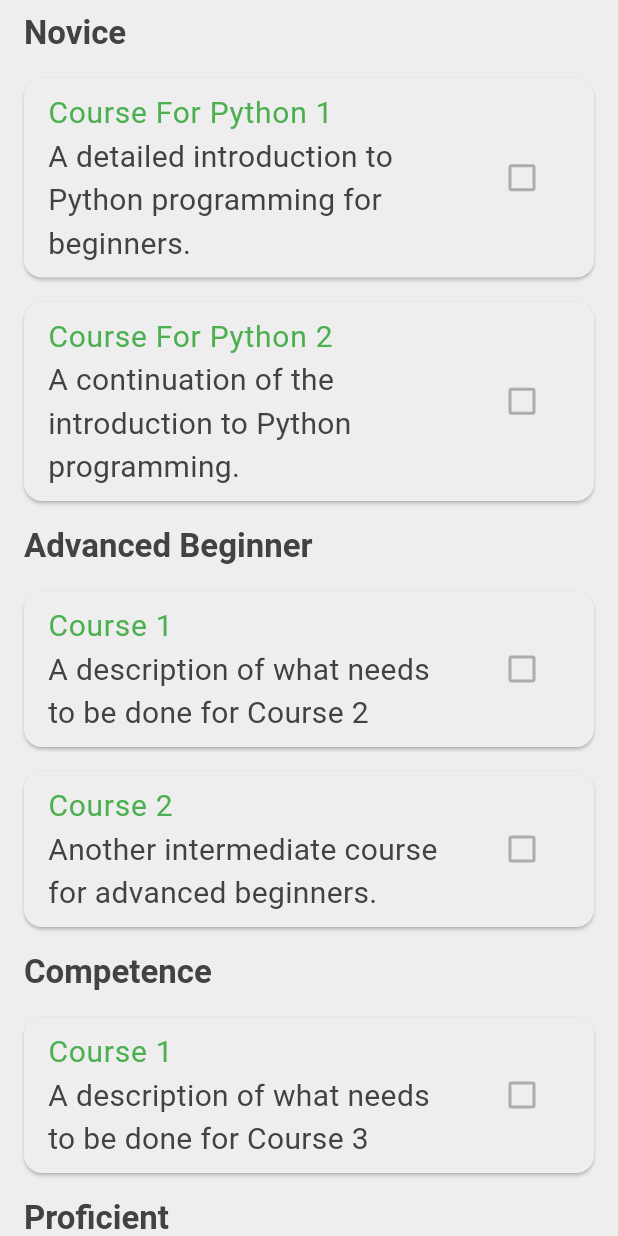
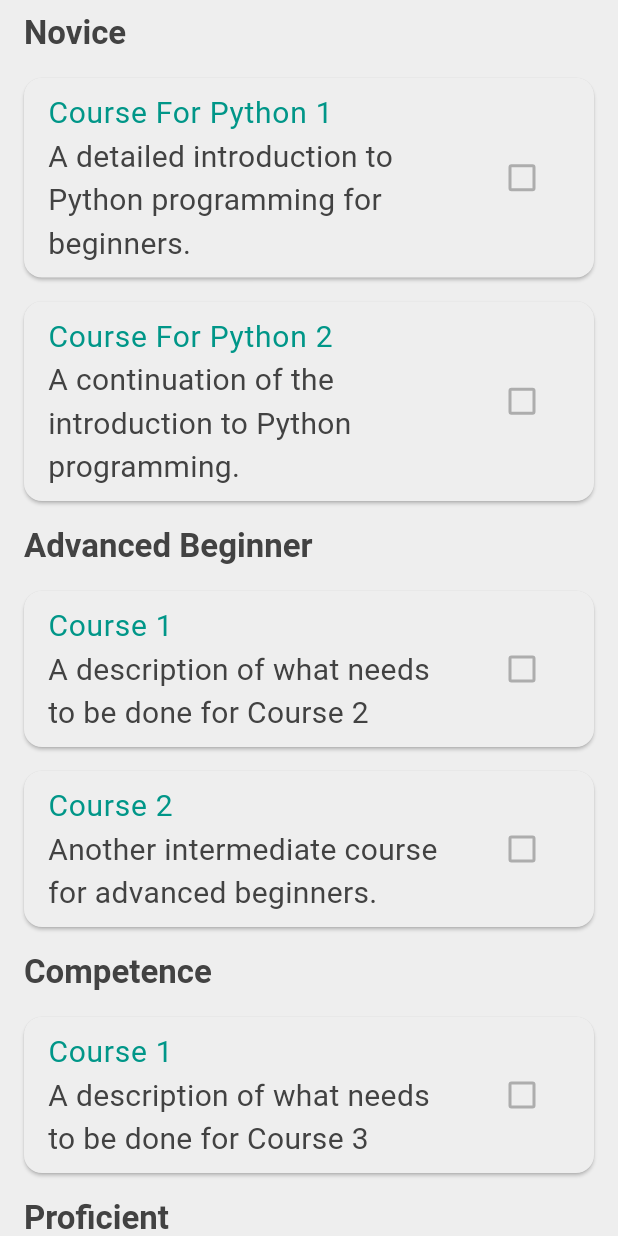
Before and after one commit to A-taraxia/quiz_app, a Flutter app: the CoursesContainer screen opened directly, on a phone screen of 412 x 824 dp. Run offline on Flutter 3.47's test engine with Material 3 defaults, Android fonts, the phone set to English and light mode, and no system bars; our stand-ins replace cloud_firestore, firebase_auth, firebase_core; accounts and stored records are empty; network calls fail.

Commit message:
Color of Course Title

```diff
--- a/lib/containers/courses_container.dart
+++ b/lib/containers/courses_container.dart
@@ -103,7 +103,7 @@ class _CoursesContainerState extends State<CoursesContainer> {
       child: ListTile(
         title: Text(
           course['title']!,
-          style: Theme.of(context).textTheme.bodyLarge?.copyWith(color: Colors.green),
+          style: Theme.of(context).textTheme.bodyLarge?.copyWith(color: Theme.of(context).colorScheme.secondary),
         ),
         subtitle: Text(
           course['description']!,
```
